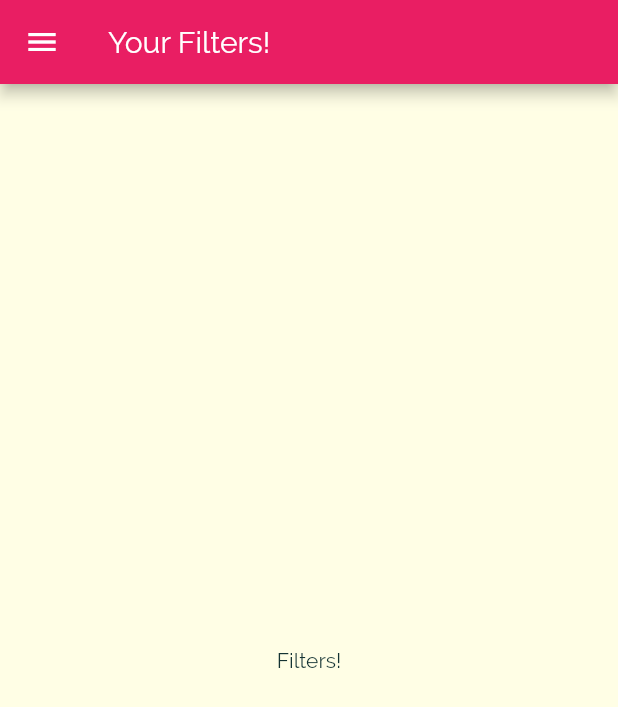
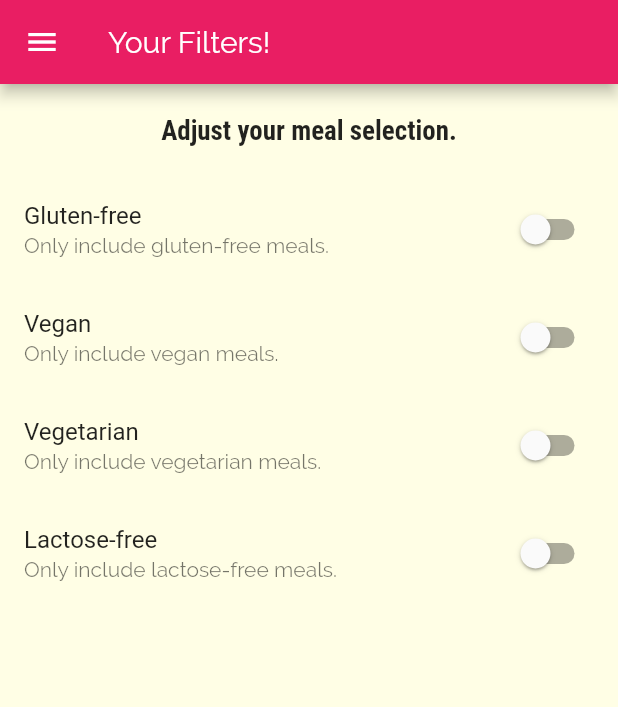
Before and after one commit to ntta/meals-app-flutter, a Flutter app: the FiltersScreen screen opened by its route, on a phone screen of 412 x 824 dp. Shown: the top 707 px of the screen. Run offline on Flutter 3.47's test engine with Material 2 defaults, Android fonts, the phone set to English and light mode, and no system bars.

Commit message:
Add items to filters screen

```diff
--- a/lib/screens/filters_screen.dart
+++ b/lib/screens/filters_screen.dart
@@ -1,8 +1,28 @@
 import 'package:flutter/material.dart';
 import '../widgets/main_drawer.dart';
 
-class FiltersScreen extends StatelessWidget {
+class FiltersScreen extends StatefulWidget {
   static const routeName = '/filters';
+
+  @override
+  _FiltersScreenState createState() => _FiltersScreenState();
+}
+
+class _FiltersScreenState extends State<FiltersScreen> {
+  bool _glutenFree = false;
+  bool _vegetarian = false;
+  bool _vegan = false;
+  bool _lactoseFree = false;
+
+  Widget _buildSwitchListTile(String title, String description,
+      bool currentValue, Function updateValue) {
+    return SwitchListTile(
+      title: Text(title),
+      value: currentValue,
+      subtitle: Text(description),
+      onChanged: updateValue,
+    );
+  }
 
   @override
   Widget build(BuildContext context) {
@@ -11,8 +31,70 @@ class FiltersScreen extends StatelessWidget {
         title: Text('Your Filters!'),
       ),
       drawer: MainDrawer(),
-      body: Center(
-        child: Text('Filters!'),
+      body: Column(
+        children: <Widget>[
+          Container(
+            padding: const EdgeInsets.all(20),
+            child: Text(
+              'Adjust your meal selection.',
+              style: Theme.of(context).textTheme.headline6,
+            ),
+          ),
+          Expanded(
+            child: ListView(
+              children: <Widget>[
+                _buildSwitchListTile(
+                  'Gluten-free',
+                  'Only include gluten-free meals.',
+                  _glutenFree,
+                  (newValue) {
+                    setState(
+                      () {
+                        _glutenFree = newValue;
+                      },
+                    );
+                  },
+                ),
+                _buildSwitchListTile(
+                  'Vegan',
+                  'Only include vegan meals.',
+                  _vegan,
+                  (newValue) {
+                    setState(
+                      () {
+                        _vegan = newValue;
+                      },
+                    );
+                  },
+                ),
+                _buildSwitchListTile(
+                  'Vegetarian',
+                  'Only include vegetarian meals.',
+                  _vegetarian,
+                  (newValue) {
+                    setState(
+                      () {
+                        _vegetarian = newValue;
+                      },
+                    );
+                  },
+                ),
+                _buildSwitchListTile(
+                  'Lactose-free',
+                  'Only include lactose-free meals.',
+                  _lactoseFree,
+                  (newValue) {
+                    setState(
+                      () {
+                        _lactoseFree = newValue;
+                      },
+                    );
+                  },
+                ),
+              ],
+            ),
+          ),
+        ],
       ),
     );
   }
```
